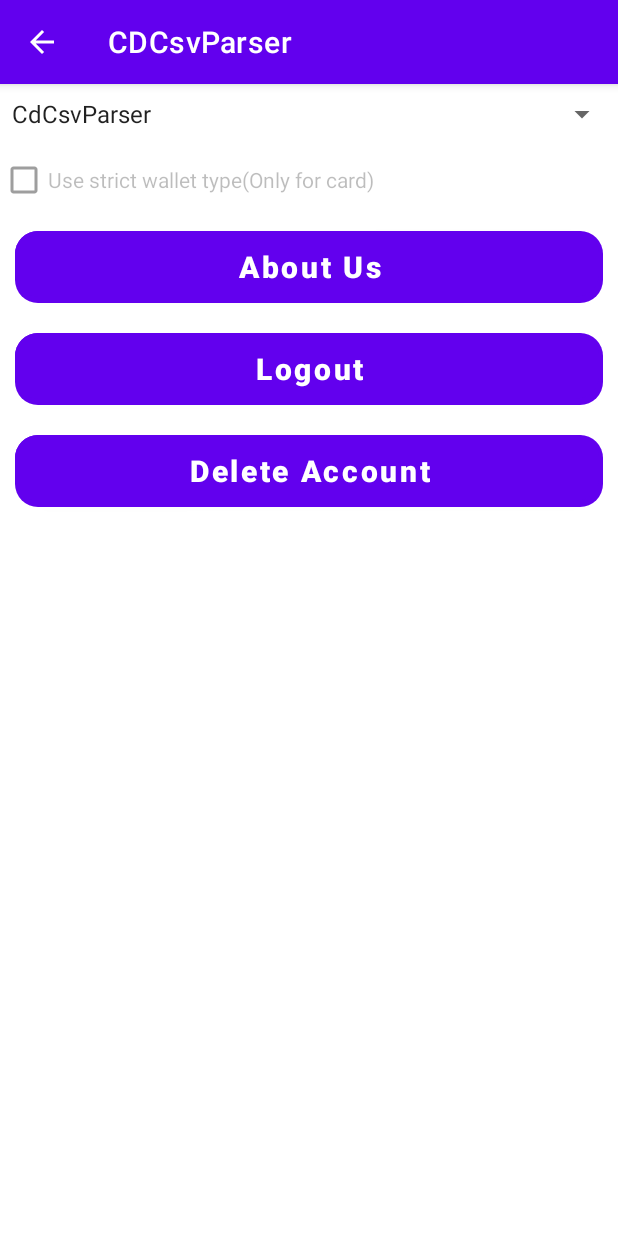
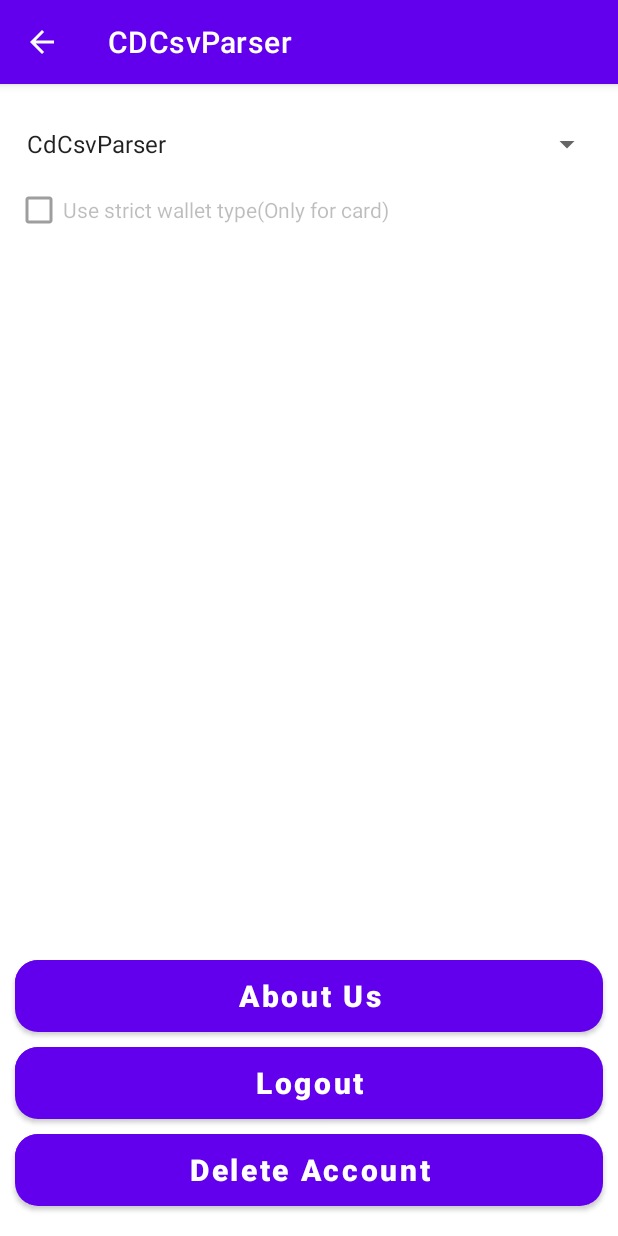
Before and after one commit to NoahFriehs/CDCsvParser, an Android app: the SettingsActivity screen opened directly, with no data from a screen before it, on a phone screen of 412 x 824 dp. Run offline under Robolectric (Android 15) with nearby library versions, the phone set to English and light mode, and no system bars; our stand-ins replace Firebase (no records; nobody signed in at launch, a user with empty details on screens opened directly).

Commit message:
[TASK] make hint into search input [TASK] Style Settings page make it to constraintlayout [TASK] bring all text colors to one level and align "sort by:" string [TASK] asjust gradle to sdk 26

```diff
--- a/app/src/main/res/layout/activity_settings.xml
+++ b/app/src/main/res/layout/activity_settings.xml
@@ -1,21 +1,30 @@
 <?xml version="1.0" encoding="utf-8"?>
 <!-- TODO -->
-<LinearLayout
-    xmlns:android="http://schemas.android.com/apk/res/android"
+<androidx.constraintlayout.widget.ConstraintLayout xmlns:android="http://schemas.android.com/apk/res/android"
     android:layout_width="match_parent"
     android:layout_height="match_parent"
+    xmlns:app="http://schemas.android.com/apk/res-auto"
     android:orientation="vertical">
 
     <Spinner
         android:id="@+id/wallet_type_spinner"
         android:layout_width="match_parent"
         android:layout_height="40dp"
+        app:layout_constraintLeft_toLeftOf="parent"
+        app:layout_constraintRight_toRightOf="parent"
+        android:layout_marginStart="10dp"
+        android:layout_marginEnd="10dp"
+        android:layout_marginTop="20dp"
+        app:layout_constraintTop_toTopOf="parent"
         android:entries="@array/appTypes" />
 
     <CheckBox
         android:id="@+id/use_strict_wallet_type_checkbox"
         android:layout_width="wrap_content"
         android:layout_height="wrap_content"
+        app:layout_constraintLeft_toLeftOf="parent"
+        android:layout_marginStart="10dp"
+        app:layout_constraintTop_toBottomOf="@+id/wallet_type_spinner"
         android:text="@string/use_strict_wallet_type" />
 
 
@@ -26,7 +35,12 @@
         android:text="@string/allow_permissions_for_storage"
         android:textStyle="bold"
         android:textSize="20sp"
-        android:layout_margin="10dp"
+        app:layout_constraintBottom_toTopOf="@+id/btn_about_us"
+        app:layout_constraintLeft_toLeftOf="parent"
+        app:layout_constraintRight_toRightOf="parent"
+        android:layout_marginBottom="10dp"
+        android:layout_marginEnd="10dp"
+        android:layout_marginStart="10dp"
         android:background="@drawable/round_button_layer_list"
         android:textAllCaps="false"
         />
@@ -39,7 +53,12 @@
         android:text="@string/about_us"
         android:textStyle="bold"
         android:textSize="20sp"
-        android:layout_margin="10dp"
+        app:layout_constraintBottom_toTopOf="@+id/btn_logout"
+        app:layout_constraintLeft_toLeftOf="parent"
+        app:layout_constraintRight_toRightOf="parent"
+        android:layout_marginStart="10dp"
+        android:layout_marginEnd="10dp"
+        android:layout_marginBottom="10dp"
         android:background="@drawable/round_button_layer_list"
         android:textAllCaps="false"
         />
@@ -52,7 +71,12 @@
         android:text="@string/logout"
         android:textStyle="bold"
         android:textSize="20sp"
-        android:layout_margin="10dp"
+        app:layout_constraintBottom_toTopOf="@id/btn_delete_account"
+        app:layout_constraintLeft_toLeftOf="parent"
+        app:layout_constraintRight_toRightOf="parent"
+        android:layout_marginStart="10dp"
+        android:layout_marginEnd="10dp"
+        android:layout_marginBottom="10dp"
         android:background="@drawable/round_button_layer_list"
         android:textAllCaps="false"
         />
@@ -64,9 +88,14 @@
         android:text="@string/delete_account"
         android:textStyle="bold"
         android:textSize="20sp"
-        android:layout_margin="10dp"
+        app:layout_constraintBottom_toBottomOf="parent"
+        app:layout_constraintLeft_toLeftOf="parent"
+        app:layout_constraintRight_toRightOf="parent"
+        android:layout_marginStart="10dp"
+        android:layout_marginEnd="10dp"
+        android:layout_marginBottom="20dp"
         android:background="@drawable/round_button_layer_list"
         android:textAllCaps="false"
         />
 
-</LinearLayout>
+</androidx.constraintlayout.widget.ConstraintLayout>
--- a/app/src/main/res/layout/fragment_wallet.xml
+++ b/app/src/main/res/layout/fragment_wallet.xml
@@ -22,6 +22,7 @@
         android:layout_marginEnd="14dp"
         android:layout_marginTop="14dp"
         android:textSize="16sp"
+        android:textColor="@color/black"
         android:layout_height="wrap_content"
         app:layout_constraintTop_toTopOf="parent"
         app:layout_constraintLeft_toLeftOf="parent"
```
Also changed, not shown: app/build.gradle (+8 -3 lines), app/src/main/res/layout/activity_main.xml (+33 -25 lines), app/src/main/res/layout/activity_wallet_view.xml (+8 -4 lines).
